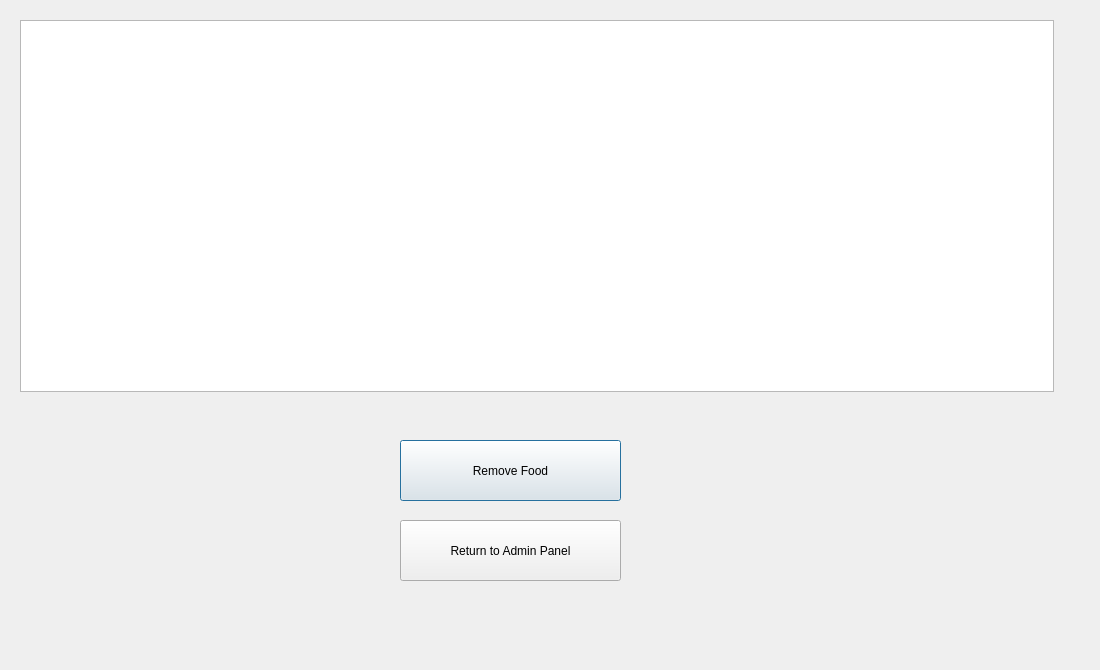
This is removefood.ui in The-afroman/CS1D-vacation-project as Qt 5 draws it before an edit. The edited form follows.
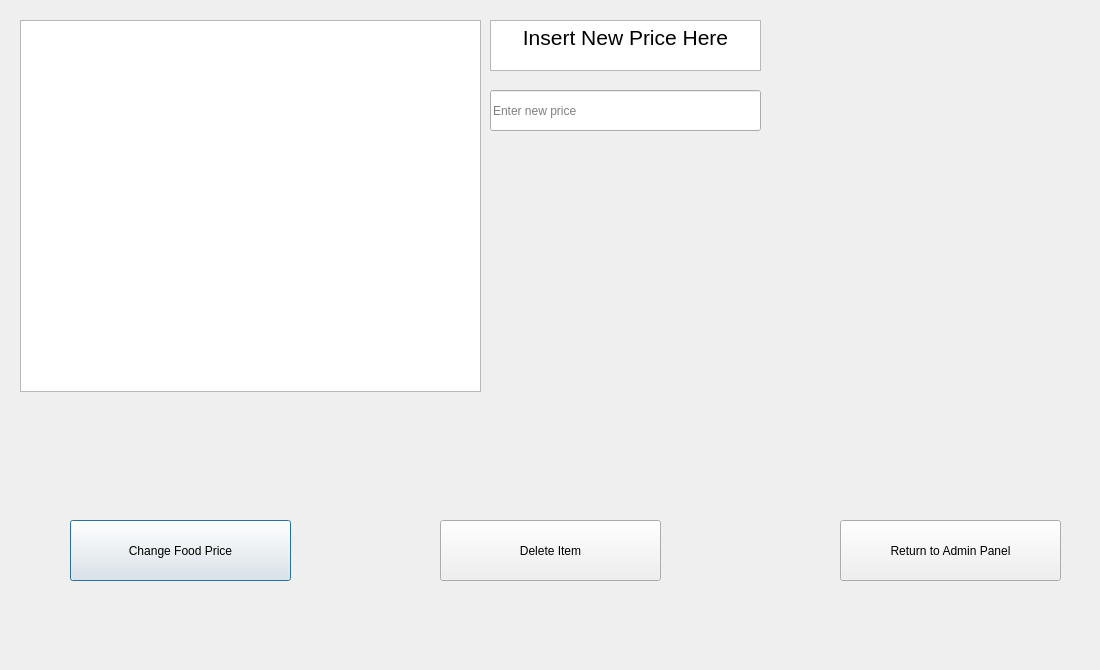
This is the edited form.

Commit message: Finished food menus

What changed in the file:
```diff
--- a/removefood.ui
+++ b/removefood.ui
@@ -18,7 +18,7 @@
     <rect>
      <x>20</x>
      <y>20</y>
-     <width>1034</width>
+     <width>461</width>
      <height>372</height>
     </rect>
    </property>
@@ -35,20 +35,20 @@
   <widget class="QPushButton" name="pushButton">
    <property name="geometry">
     <rect>
-     <x>400</x>
-     <y>440</y>
+     <x>70</x>
+     <y>520</y>
      <width>221</width>
      <height>61</height>
     </rect>
    </property>
    <property name="text">
-    <string>Remove Food</string>
+    <string>Change Food Price</string>
    </property>
   </widget>
   <widget class="QPushButton" name="pushButton_2">
    <property name="geometry">
     <rect>
-     <x>400</x>
+     <x>840</x>
      <y>520</y>
      <width>221</width>
      <height>61</height>
@@ -58,6 +58,49 @@
     <string>Return to Admin Panel</string>
    </property>
   </widget>
+  <widget class="QTextBrowser" name="textBrowser_2">
+   <property name="geometry">
+    <rect>
+     <x>490</x>
+     <y>20</y>
+     <width>271</width>
+     <height>51</height>
+    </rect>
+   </property>
+   <property name="html">
+    <string>&lt;!DOCTYPE HTML PUBLIC &quot;-//W3C//DTD HTML 4.0//EN&quot; &quot;http://www.w3.org/TR/REC-html40/strict.dtd&quot;&gt;
+&lt;html&gt;&lt;head&gt;&lt;meta name=&quot;qrichtext&quot; content=&quot;1&quot; /&gt;&lt;style type=&quot;text/css&quot;&gt;
+p, li { white-space: pre-wrap; }
+&lt;/style&gt;&lt;/head&gt;&lt;body style=&quot; font-family:'MS Shell Dlg 2'; font-size:7.8pt; font-weight:400; font-style:normal;&quot;&gt;
+&lt;p align=&quot;center&quot; style=&quot; margin-top:0px; margin-bottom:0px; margin-left:0px; margin-right:0px; -qt-block-indent:0; text-indent:0px;&quot;&gt;&lt;span style=&quot; font-family:'MS Shell Dlg 2'; font-size:16pt;&quot;&gt;Insert New Price Here&lt;/span&gt;&lt;/p&gt;&lt;/body&gt;&lt;/html&gt;</string>
+   </property>
+  </widget>
+  <widget class="QPushButton" name="pushButton_3">
+   <property name="geometry">
+    <rect>
+     <x>440</x>
+     <y>520</y>
+     <width>221</width>
+     <height>61</height>
+    </rect>
+   </property>
+   <property name="text">
+    <string>Delete Item</string>
+   </property>
+  </widget>
+  <widget class="QLineEdit" name="lineEdit">
+   <property name="geometry">
+    <rect>
+     <x>490</x>
+     <y>90</y>
+     <width>271</width>
+     <height>41</height>
+    </rect>
+   </property>
+   <property name="placeholderText">
+    <string>Enter new price</string>
+   </property>
+  </widget>
  </widget>
  <resources/>
  <connections/>
```
The commit also changes 4 other files.
